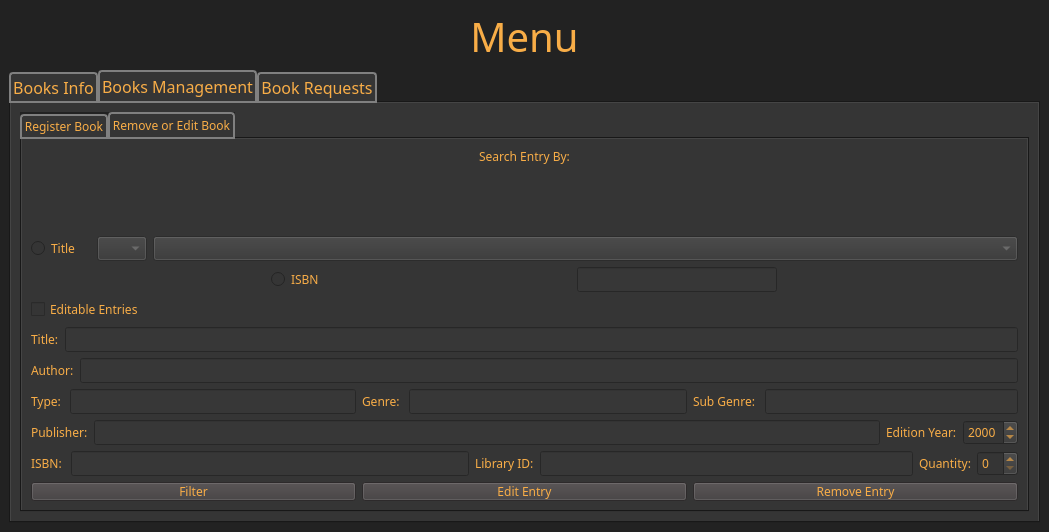
The window that mainwindow.ui (DistroRickDev/lms_oop_qt) describes before a commit, drawn with Qt 5.
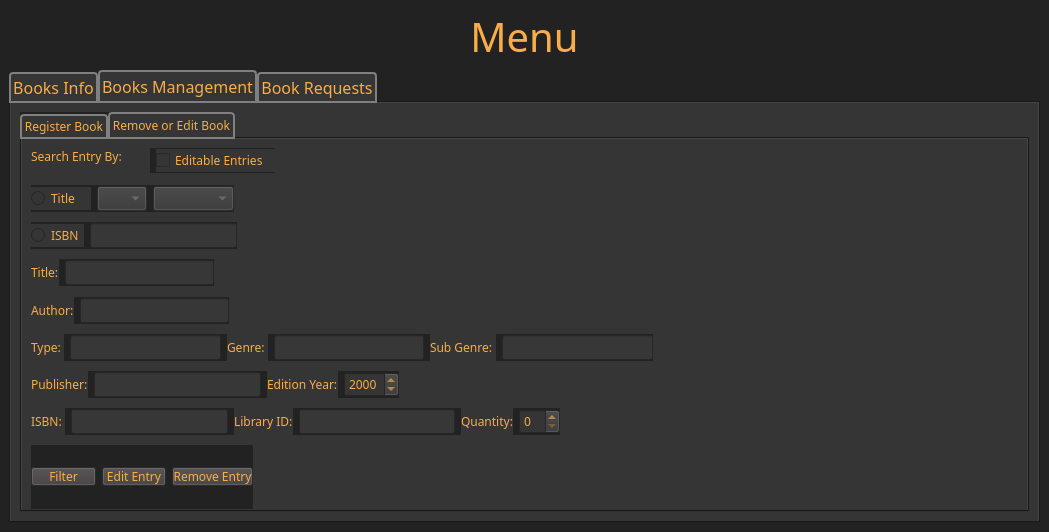
The same window after the commit.

Diff of the .ui file:
```diff
--- a/mainwindow.ui
+++ b/mainwindow.ui
@@ -436,16 +436,23 @@
              <attribute name="title">
               <string>Remove or Edit Book</string>
              </attribute>
-             <layout class="QVBoxLayout" name="verticalLayout_5">
-              <item>
-               <layout class="QVBoxLayout" name="verticalLayout_4">
+             <widget class="QWidget" name="">
+              <property name="geometry">
+               <rect>
+                <x>9</x>
+                <y>9</y>
+                <width>244</width>
+                <height>25</height>
+               </rect>
+              </property>
+              <layout class="QHBoxLayout" name="horizontalLayout_10">
                 <item>
                  <widget class="QLabel" name="remove_label">
                   <property name="text">
                    <string>Search Entry By:</string>
                   </property>
                   <property name="alignment">
-                   <set>Qt::AlignHCenter|Qt::AlignTop</set>
+                  <set>Qt::AlignLeading|Qt::AlignLeft|Qt::AlignTop</set>
                   </property>
                   <property name="wordWrap">
                    <bool>false</bool>
@@ -453,7 +460,27 @@
                  </widget>
                 </item>
                 <item>
-                 <layout class="QHBoxLayout" name="horizontalLayout_21">
+                <widget class="QCheckBox" name="editable_check">
+                 <property name="layoutDirection">
+                  <enum>Qt::LeftToRight</enum>
+                 </property>
+                 <property name="text">
+                  <string>Editable Entries</string>
+                 </property>
+                </widget>
+               </item>
+              </layout>
+             </widget>
+             <widget class="QWidget" name="">
+              <property name="geometry">
+               <rect>
+                <x>9</x>
+                <y>46</y>
+                <width>203</width>
+                <height>27</height>
+               </rect>
+              </property>
+              <layout class="QHBoxLayout" name="horizontalLayout_7">
                   <item>
                    <widget class="QRadioButton" name="title_filter_rb">
                     <property name="maximumSize">
@@ -488,17 +515,19 @@
                    </widget>
                   </item>
                  </layout>
-                </item>
-                <item>
-                 <layout class="QHBoxLayout" name="horizontalLayout_23">
+             </widget>
+             <widget class="QWidget" name="">
+              <property name="geometry">
+               <rect>
+                <x>9</x>
+                <y>83</y>
+                <width>206</width>
+                <height>27</height>
+               </rect>
+              </property>
+              <layout class="QHBoxLayout" name="horizontalLayout_8">
                   <item>
                    <widget class="QRadioButton" name="isbn_filter_rb">
-                    <property name="maximumSize">
-                     <size>
-                      <width>60</width>
-                      <height>16777215</height>
-                     </size>
-                    </property>
                     <property name="text">
                      <string>ISBN</string>
                     </property>
@@ -518,21 +547,17 @@
                    </widget>
                   </item>
                  </layout>
-                </item>
-               </layout>
-              </item>
-              <item>
-               <widget class="QCheckBox" name="editable_check">
-                <property name="layoutDirection">
-                 <enum>Qt::LeftToRight</enum>
-                </property>
-                <property name="text">
-                 <string>Editable Entries</string>
-                </property>
-               </widget>
-              </item>
-              <item>
-               <layout class="QHBoxLayout" name="horizontalLayout_7">
+             </widget>
+             <widget class="QWidget" name="">
+              <property name="geometry">
+               <rect>
+                <x>9</x>
+                <y>120</y>
+                <width>183</width>
+                <height>27</height>
+               </rect>
+              </property>
+              <layout class="QHBoxLayout" name="horizontalLayout_11">
                 <item>
                  <widget class="QLabel" name="title_r_label">
                   <property name="text">
@@ -548,9 +573,17 @@
                  </widget>
                 </item>
                </layout>
-              </item>
-              <item>
-               <layout class="QHBoxLayout" name="horizontalLayout_8">
+             </widget>
+             <widget class="QWidget" name="">
+              <property name="geometry">
+               <rect>
+                <x>9</x>
+                <y>158</y>
+                <width>198</width>
+                <height>27</height>
+               </rect>
+              </property>
+              <layout class="QHBoxLayout" name="horizontalLayout_12">
                 <item>
                  <widget class="QLabel" name="author_r_label">
                   <property name="text">
@@ -566,11 +599,17 @@
                  </widget>
                 </item>
                </layout>
-              </item>
-              <item>
-               <layout class="QHBoxLayout" name="horizontalLayout_36">
-                <item>
-                 <layout class="QHBoxLayout" name="horizontalLayout_10">
+             </widget>
+             <widget class="QWidget" name="">
+              <property name="geometry">
+               <rect>
+                <x>9</x>
+                <y>195</y>
+                <width>622</width>
+                <height>27</height>
+               </rect>
+              </property>
+              <layout class="QHBoxLayout" name="horizontalLayout_13">
                   <item>
                    <widget class="QLabel" name="type_r_label">
                     <property name="text">
@@ -585,10 +624,6 @@
                     </property>
                    </widget>
                   </item>
-                 </layout>
-                </item>
-                <item>
-                 <layout class="QHBoxLayout" name="horizontalLayout_11">
                   <item>
                    <widget class="QLabel" name="genre_r_label">
                     <property name="text">
@@ -603,10 +638,6 @@
                     </property>
                    </widget>
                   </item>
-                 </layout>
-                </item>
-                <item>
-                 <layout class="QHBoxLayout" name="horizontalLayout_12">
                   <item>
                    <widget class="QLabel" name="subgenre_r_label">
                     <property name="text">
@@ -622,13 +653,17 @@
                    </widget>
                   </item>
                  </layout>
-                </item>
-               </layout>
-              </item>
-              <item>
-               <layout class="QHBoxLayout" name="horizontalLayout_34">
-                <item>
-                 <layout class="QHBoxLayout" name="horizontalLayout_13">
+             </widget>
+             <widget class="QWidget" name="">
+              <property name="geometry">
+               <rect>
+                <x>9</x>
+                <y>232</y>
+                <width>368</width>
+                <height>27</height>
+               </rect>
+              </property>
+              <layout class="QHBoxLayout" name="horizontalLayout_15">
                   <item>
                    <widget class="QLabel" name="publisher_r_label">
                     <property name="text">
@@ -643,10 +678,6 @@
                     </property>
                    </widget>
                   </item>
-                 </layout>
-                </item>
-                <item>
-                 <layout class="QHBoxLayout" name="horizontalLayout_15">
                   <item>
                    <widget class="QLabel" name="year_r_label">
                     <property name="text">
@@ -665,13 +696,17 @@
                    </widget>
                   </item>
                  </layout>
-                </item>
-               </layout>
-              </item>
-              <item>
-               <layout class="QHBoxLayout" name="horizontalLayout_35">
-                <item>
-                 <layout class="QHBoxLayout" name="horizontalLayout_27">
+             </widget>
+             <widget class="QWidget" name="">
+              <property name="geometry">
+               <rect>
+                <x>9</x>
+                <y>269</y>
+                <width>529</width>
+                <height>27</height>
+               </rect>
+              </property>
+              <layout class="QHBoxLayout" name="horizontalLayout_21">
                   <item>
                    <widget class="QLabel" name="isbn_r_label">
                     <property name="text">
@@ -686,10 +721,6 @@
                     </property>
                    </widget>
                   </item>
-                 </layout>
-                </item>
-                <item>
-                 <layout class="QHBoxLayout" name="horizontalLayout_28">
                   <item>
                    <widget class="QLabel" name="lid_r_label">
                     <property name="text">
@@ -704,10 +735,6 @@
                     </property>
                    </widget>
                   </item>
-                 </layout>
-                </item>
-                <item>
-                 <layout class="QHBoxLayout" name="horizontalLayout_29">
                   <item>
                    <widget class="QLabel" name="qty_r_label">
                     <property name="text">
@@ -723,11 +750,17 @@
                    </widget>
                   </item>
                  </layout>
-                </item>
-               </layout>
-              </item>
-              <item>
-               <layout class="QHBoxLayout" name="horizontalLayout_33">
+             </widget>
+             <widget class="QWidget" name="">
+              <property name="geometry">
+               <rect>
+                <x>9</x>
+                <y>306</y>
+                <width>222</width>
+                <height>64</height>
+               </rect>
+              </property>
+              <layout class="QHBoxLayout" name="horizontalLayout_23">
                 <item>
                  <widget class="QPushButton" name="filter_btn">
                   <property name="text">
@@ -750,8 +783,7 @@
                  </widget>
                 </item>
                </layout>
-              </item>
-             </layout>
+             </widget>
             </widget>
            </widget>
           </item>
```
Lines whose indentation alone changed are shown as unchanged.
